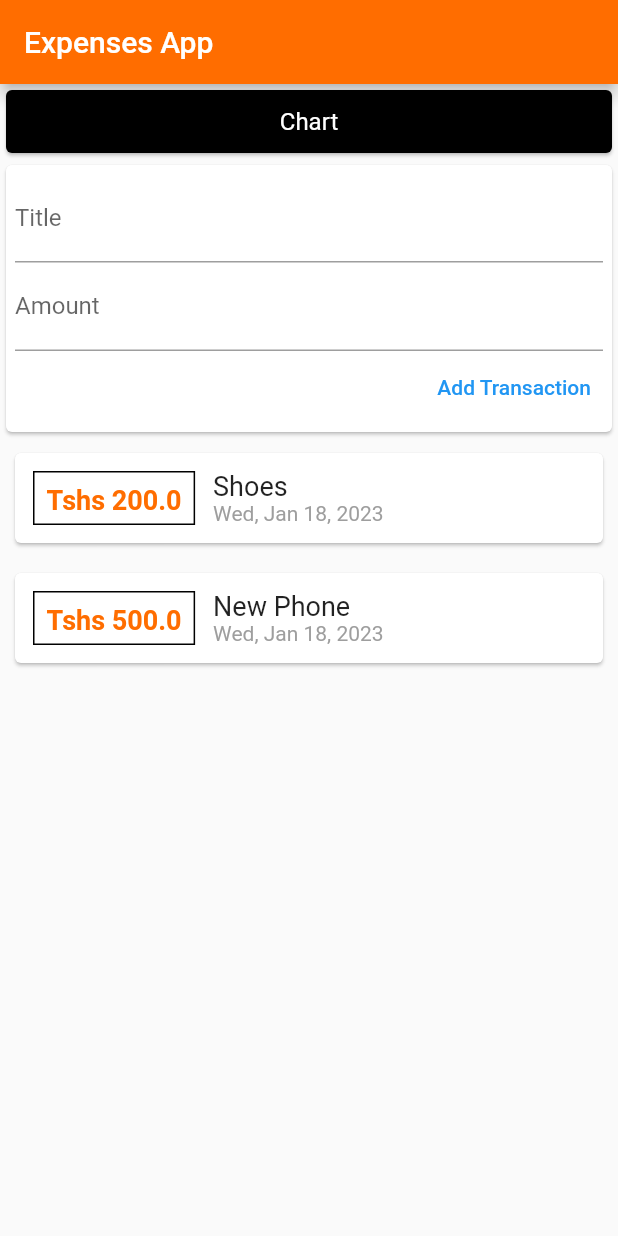
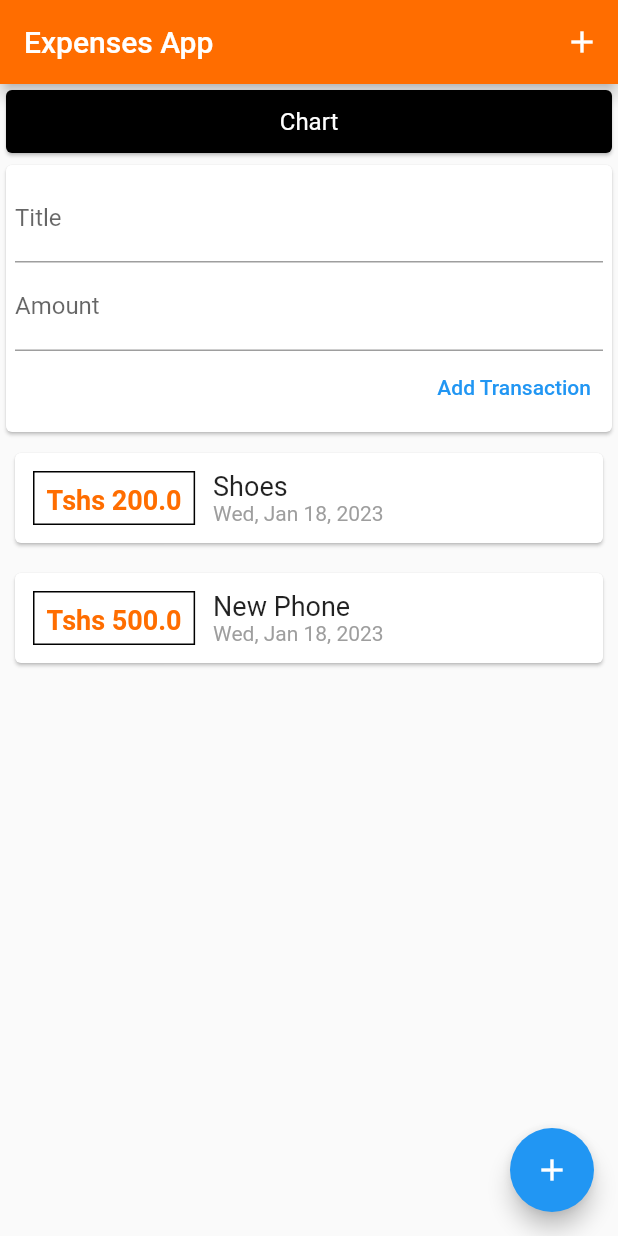
Before and after one commit to MajidNjozi/expenses_app, a Flutter app: the screen it shows after launch, after a tap on "Add Transaction", on a phone screen of 412 x 824 dp. Run offline on Flutter 3.47's test engine with Material 2 defaults, Android fonts, the phone set to English and light mode, and no system bars.

Commit message:
Implementing Checks: - Simple Data Checks - Adding FloatingActionButtons

```diff
--- a/lib/main.dart
+++ b/lib/main.dart
@@ -26,6 +26,7 @@ class HomePage extends StatefulWidget {
 }
 
 class _HomePageState extends State<HomePage> {
+  var location = FloatingActionButtonLocation.endFloat;
   var currency = 'Tsh ';
 
   @override
@@ -33,12 +34,16 @@ class _HomePageState extends State<HomePage> {
     return MaterialApp(
       home: Scaffold(
         appBar: AppBar(
+          actions: [
+            IconButton(icon: Icon(Icons.add), onPressed: () {}),
+          ],
           backgroundColor: Colors.orangeAccent[700],
           title: const Text(
             'Expenses App',
           ),
         ),
-        body: Column(
+        body: SingleChildScrollView(
+          child: Column(
             mainAxisAlignment: MainAxisAlignment.start,
             crossAxisAlignment: CrossAxisAlignment.stretch,
             children: [
@@ -61,6 +66,12 @@ class _HomePageState extends State<HomePage> {
             ],
           ),
         ),
+        floatingActionButtonLocation: location,
+        floatingActionButton: FloatingActionButton(
+          child: Icon(Icons.add),
+          onPressed: () {},
+        ),
+      ),
     );
   }
 }
--- a/lib/widgets/new_transaction.dart
+++ b/lib/widgets/new_transaction.dart
@@ -19,13 +19,24 @@ class NewTransaction extends StatelessWidget {
           children: [
             TextField(
               controller: titleController,
-              decoration: InputDecoration(
+              decoration: const InputDecoration(
                 label: Text('Title'),
               ),
             ),
             TextField(
+              onSubmitted: (_) {
+                if (titleController.text == null ||
+                    (double.parse(amountController.text)) < 0) {
+                  return;
+                }
+                myFunction(
+                  titleController.text,
+                  double.parse(amountController.text),
+                );
+              },
+              keyboardType: TextInputType.number,
               controller: amountController,
-              decoration: InputDecoration(
+              decoration: const InputDecoration(
                 label: Text('Amount'),
               ),
             ),
@@ -33,12 +44,16 @@ class NewTransaction extends StatelessWidget {
               onPressed: () {
                 // print(titleController.text);
                 // print(amountController.text);
+                if (titleController.text == null ||
+                    (double.parse(amountController.text)) < 0) {
+                  return;
+                }
                 myFunction(
                   titleController.text,
                   double.parse(amountController.text),
                 );
               },
-              child: Text(
+              child: const Text(
                 'Add Transaction',
               ),
             )
```
Lines whose indentation alone changed are shown as unchanged.
